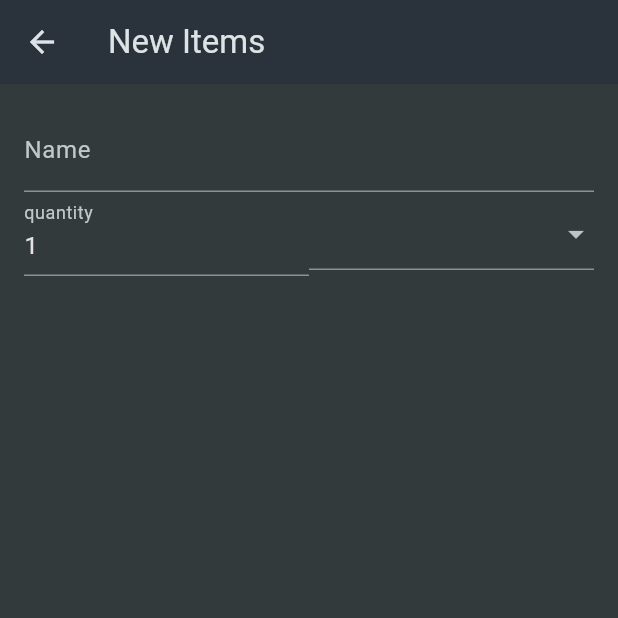
After one commit to AaKaShhhhhhhhh/shoppingapp, a Flutter app: the screen it shows after launch, after a tap on the "add" icon, on a phone screen of 412 x 824 dp, the top half of it. The commit adds this screen. Run offline on Flutter 3.47's test engine with Material 3 defaults, Android fonts, the phone set to English and light mode, and no system bars.

Commit message:
adding screens

```diff
--- a/lib/main.dart
+++ b/lib/main.dart
@@ -1,5 +1,6 @@
 import 'package:flutter/material.dart';
-import 'package:shoppingapp/UIFIRSTSCREEN.dart';
+
+import 'package:shoppingapp/widgets/UIFIRSTSCREEN.dart';
 
 void main() {
   runApp(const MyApp());
--- a/lib/UIFIRSTSCREEN.dart
+++ b/lib/widgets/UIFIRSTSCREEN.dart
@@ -1,26 +1,49 @@
 import 'package:flutter/material.dart';
 import 'package:shoppingapp/data/dummies.dart';
+import 'package:shoppingapp/widgets/new_items.dart';
 
 class Uifirstscreen extends StatelessWidget{
   Uifirstscreen({super.key});
+
+  void addnewitem(context){
+    Navigator.of(context).push(
+      MaterialPageRoute(builder: (context)=> NewItemsscreen())
+    );
+  }
 
 
   @override
   Widget build(BuildContext context) {
     return Scaffold(
+      appBar: AppBar(title: Text("Groceries"),
+      actions: [
+        IconButton(icon: Icon(Icons.add),
+         onPressed: (){
+          addnewitem(context);
+         }),
+      ],
+      ),
       body:
           ListView.builder(
             itemCount: groceryItems.length,
            itemBuilder: (context, index) => ListTile(
+
             title: Text(groceryItems[index].name),
+
             subtitle: Text(groceryItems[index].quantity.toString()),
+
+
             leading: Container(
+
               width: 23,
               height: 23,
               color: groceryItems[index].category.color,
+
             ),
 
+
            ),
+
 
           )
 
--- /dev/null
+++ b/lib/widgets/new_items.dart
@@ -0,0 +1,73 @@
+import 'package:flutter/material.dart';
+import 'package:shoppingapp/data/categories.dart';
+import 'package:shoppingapp/models/categorymodel.dart';
+
+class NewItemsscreen extends StatefulWidget{
+  const NewItemsscreen({super.key});
+  @override
+  State<StatefulWidget> createState() {
+    return _NewItemsscreenState();
+  }
+}
+
+class _NewItemsscreenState extends State<NewItemsscreen> {
+  @override
+  Widget build(BuildContext context) {
+    return Scaffold(
+      appBar: AppBar(
+        title: Text('New Items'),
+      ),
+      body: Padding(padding:
+      EdgeInsets.all(16),
+     child: Form(child:
+        Column(
+          children: [
+            TextFormField(
+              decoration: InputDecoration(
+                label: Text('Name'),
+
+              ),
+              validator: (value){
+                return 'demo';
+              } ,
+            ),
+
+            Row(
+              crossAxisAlignment: CrossAxisAlignment.center,
+              children: [
+                 Expanded(child: TextFormField(
+
+              decoration: const InputDecoration(
+                label: Text('quantity')
+              ),
+              initialValue: '1',
+              validator: (value) {
+                return 'wrongg';
+              },
+            ),),
+                Expanded(child :DropdownButtonFormField(items: [
+                  for ( final category in categories.entries)
+                  DropdownMenuItem(
+                    value: category.value,
+                    child: Row(children: [Container(
+                    width: 16,
+                    height: 16,
+                    color: category.value.color,
+                  ),
+                  const SizedBox(height: 10,),
+                  Text(category.value.title)]
+
+                  ), ),
+                ] , onChanged: (value){})),
+
+              ],
+            )
+          ],
+        )
+
+     ),
+      ),
+
+    );
+  }
+}
```
